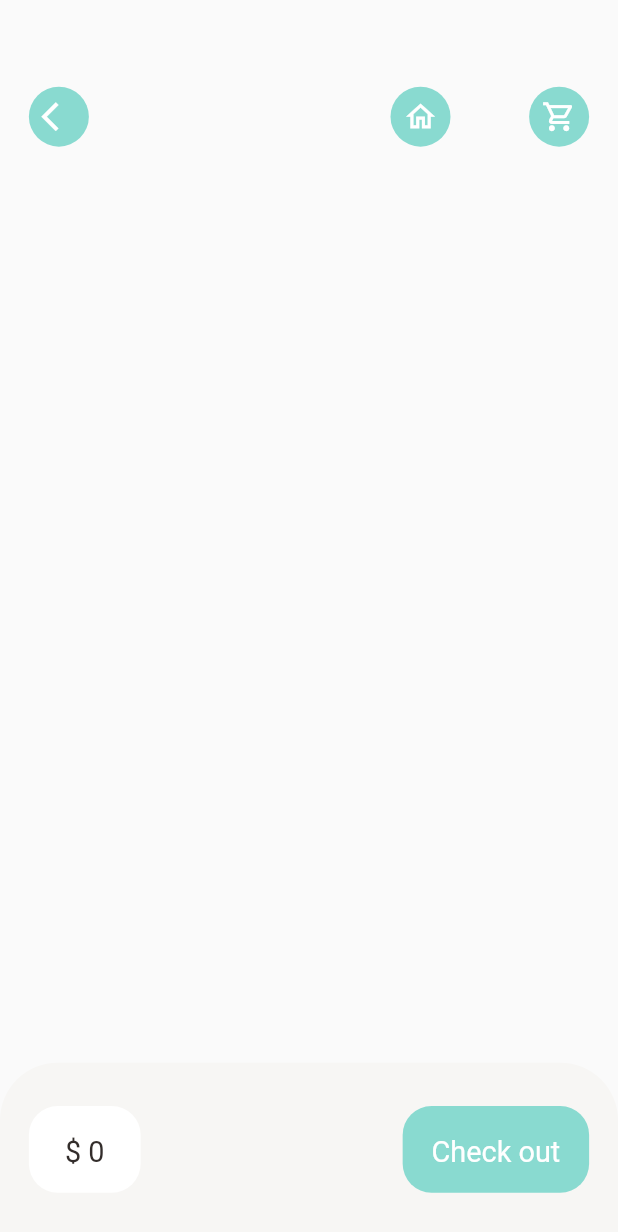
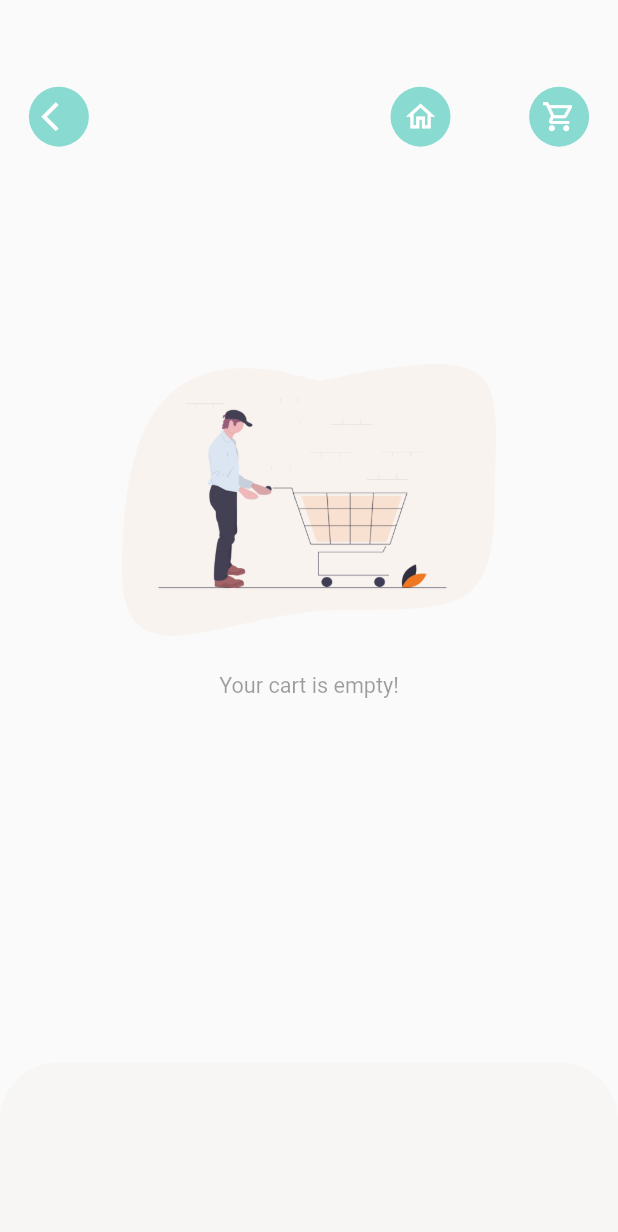
Before and after one commit to DinhXuanGiang/flutter_food_delivery, a Flutter app: the CartPage screen opened by its route, on a phone screen of 412 x 824 dp. Shown: the top 1232 px of the screen. Run offline on Flutter 3.47's test engine with Material 2 defaults, Android fonts, the phone set to English and light mode, and no system bars; our stand-ins replace dots_indicator, get, shared_preferences; accounts and stored records are empty; network calls fail.

Commit message:
show empty cart

```diff
--- /dev/null
+++ b/lib/base/no_data_page.dart
@@ -0,0 +1,32 @@
+import 'package:flutter/cupertino.dart';
+import 'package:flutter/material.dart';
+
+class NoDataPage extends StatelessWidget {
+  final String text;
+  final String imgPath;
+  const NoDataPage({Key? key, required this.text,
+        this.imgPath = "assets/image/empty_cart.png"
+  }) : super(key: key);
+
+  @override
+  Widget build(BuildContext context) {
+    return Column(
+      mainAxisAlignment: MainAxisAlignment.center,
+      crossAxisAlignment: CrossAxisAlignment.stretch,
+      children: [
+        Image.asset(imgPath,
+        height: MediaQuery.of(context).size.height*0.22,
+        width: MediaQuery.of(context).size.width*0.22,
+        ),
+        SizedBox(height: MediaQuery.of(context).size.height*0.03),
+        Text(text,
+        style: TextStyle(
+          fontSize: MediaQuery.of(context).size.height*0.0175,
+          color: Theme.of(context).disabledColor,
+        ),
+          textAlign: TextAlign.center,
+        )
+      ],
+    );
+  }
+}
--- a/lib/pages/cart/cart_page.dart
+++ b/lib/pages/cart/cart_page.dart
@@ -15,6 +15,8 @@ import 'package:food_delivery/widgets/small_text.dart';
 import 'package:get/get_state_manager/src/simple/get_state.dart';
 import 'package:get/get.dart';
 
+import '../../base/no_data_page.dart';
+
 class CartPage extends StatelessWidget {
   const CartPage({Key? key}) : super(key: key);
 
@@ -23,6 +25,7 @@ class CartPage extends StatelessWidget {
     return Scaffold(
         body: Stack(
           children: [
+            //header
             Positioned(
               top: Dimensions.height20 * 3,
               left: Dimensions.width20,
@@ -57,7 +60,9 @@ class CartPage extends StatelessWidget {
                 ],
               ),
             ),
-            Positioned(
+            //body
+            GetBuilder<CartController>(builder: (_cartController){
+              return _cartController.getItems.length > 0 ? Positioned(
                 top: Dimensions.height20 * 5,
                 left: Dimensions.width20,
                 right: Dimensions.width20,
@@ -204,7 +209,8 @@ class CartPage extends StatelessWidget {
                     }),
                   ),
                 ),
-            ),
+              ):NoDataPage(text: "Your cart is empty!");
+            })
           ],
         ),
         bottomNavigationBar:
@@ -223,7 +229,7 @@ class CartPage extends StatelessWidget {
                 topRight: Radius.circular(Dimensions.radius20 * 2),
               ),
             ),
-            child: Row(
+            child: cartController.getItems.length>0?Row(
               mainAxisAlignment: MainAxisAlignment.spaceBetween,
               children: [
                 Container(
@@ -265,7 +271,7 @@ class CartPage extends StatelessWidget {
                   ),
                 ),
               ],
-            ),
+            ):Container(),
           );
         }));
   }
```
Lines whose indentation alone changed are shown as unchanged.
